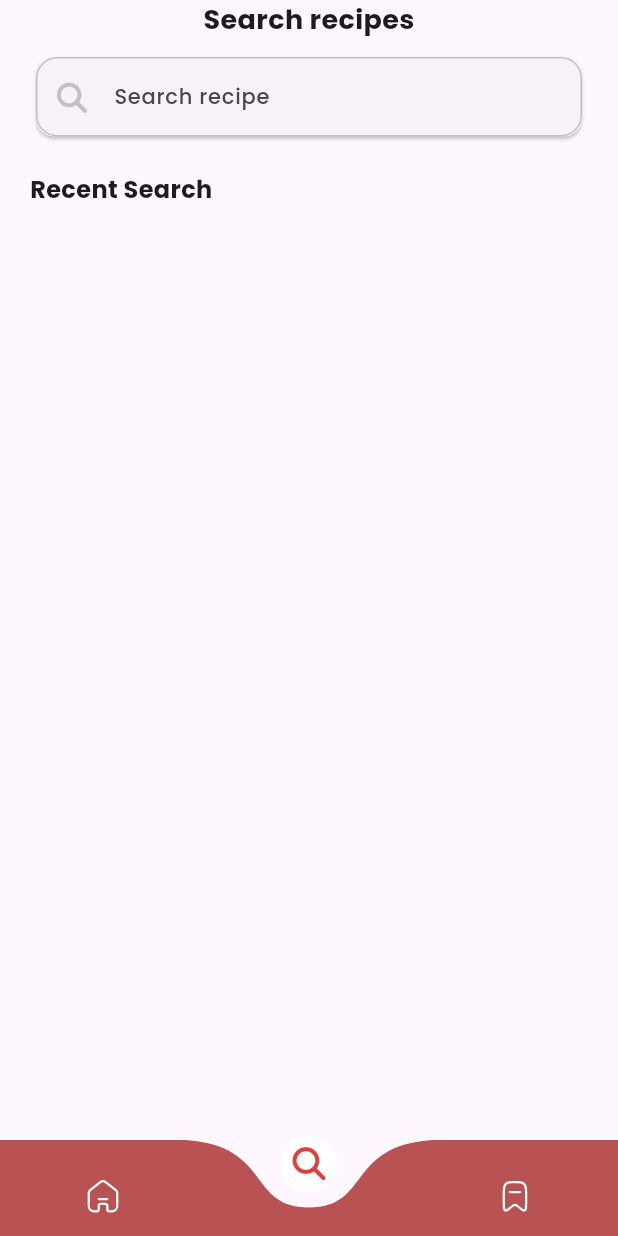
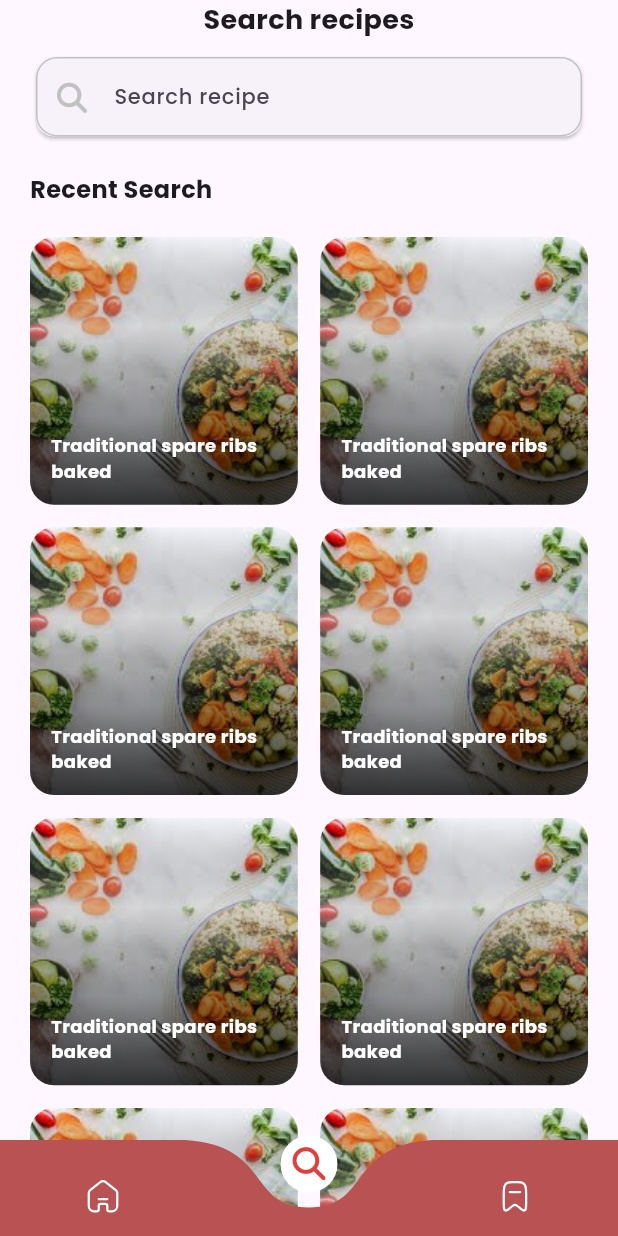
Before and after one commit to HazemAhmed677/reciply-app, a Flutter app: the screen it shows after launch, on a phone screen of 412 x 824 dp. Run offline on Flutter 3.47's test engine with Material 3 defaults, Android fonts, the phone set to English and light mode, and no system bars; drawn by our look-alikes of curved_navigation_bar; our stand-ins replace device_preview, flutter_svg, font_awesome_flutter, go_router.

Commit message:
create grid iew & finish search view ui

```diff
--- a/lib/features/home/presentation/views/widgets/featured_popular_category.dart
+++ b/lib/features/home/presentation/views/widgets/featured_popular_category.dart
@@ -29,6 +29,9 @@ class FeaturedPopularCategory extends StatelessWidget {
           ),
           const PopularCategoryListView(),
           const PupolarDishesListView(),
+          const SizedBox(
+            height: 4,
+          ),
         ],
       ),
     );
--- a/lib/features/saved/presentation/views/widgets/saved_view_body.dart
+++ b/lib/features/saved/presentation/views/widgets/saved_view_body.dart
@@ -40,7 +40,7 @@ class SavedViewBody extends StatelessWidget {
         ),
         const SliverToBoxAdapter(
           child: SizedBox(
-            height: 66,
+            height: 56,
           ),
         ),
       ],
--- a/lib/features/search/presnetation/views/widgets/search_view_body.dart
+++ b/lib/features/search/presnetation/views/widgets/search_view_body.dart
@@ -1,5 +1,6 @@
 import 'package:flutter/material.dart';
 import 'package:reciply/core/utils/app_styles.dart';
+import 'package:reciply/features/search/presnetation/views/widgets/grid_view_of_search.dart';
 import 'package:reciply/features/search/presnetation/views/widgets/top_section.dart';
 
 class SearchViewBody extends StatelessWidget {
@@ -7,26 +8,30 @@ class SearchViewBody extends StatelessWidget {
 
   @override
   Widget build(BuildContext context) {
-    return CustomScrollView(
+    return Padding(
+      padding: const EdgeInsets.symmetric(horizontal: 20.0),
+      child: CustomScrollView(
         slivers: [
           const TopSection(),
           SliverPadding(
-          padding: const EdgeInsets.all(
-            20,
+            padding: const EdgeInsets.symmetric(
+              vertical: 20,
             ),
             sliver: SliverToBoxAdapter(
-            child: Column(
-              crossAxisAlignment: CrossAxisAlignment.start,
-              children: [
-                Text(
+              child: Text(
                 'Recent Search',
                 style: AppStyles.semiBold16(context),
               ),
-              ],
             ),
+          ),
+          const GridViewOfSearch(),
+          const SliverToBoxAdapter(
+            child: SizedBox(
+              height: 72,
             ),
           )
         ],
+      ),
     );
   }
 }
--- /dev/null
+++ b/lib/features/search/presnetation/views/widgets/searhced_item.dart
@@ -0,0 +1,64 @@
+import 'package:flutter/material.dart';
+import 'package:reciply/constants.dart';
+import 'package:reciply/core/utils/app_colors.dart';
+import 'package:reciply/core/utils/app_styles.dart';
+
+class SearhcedItem extends StatelessWidget {
+  const SearhcedItem({super.key});
+
+  @override
+  Widget build(BuildContext context) {
+    return AspectRatio(
+      aspectRatio: 150 / 172,
+      child: Stack(
+        alignment: Alignment.bottomCenter,
+        children: [
+          Container(
+            decoration: BoxDecoration(
+              borderRadius: BorderRadius.circular(16),
+              image: const DecorationImage(
+                fit: BoxFit.cover,
+                image: AssetImage(
+                  testImage,
+                ),
+              ),
+            ),
+          ),
+          Container(
+            padding: const EdgeInsets.all(
+              10,
+            ),
+            decoration: BoxDecoration(
+              borderRadius: BorderRadius.circular(
+                16,
+              ),
+              gradient: LinearGradient(
+                begin: Alignment.topCenter,
+                end: Alignment.bottomCenter,
+                colors: [
+                  Colors.transparent,
+                  Colors.grey.shade400.withOpacity(0.5),
+                  Colors.black.withOpacity(0.4),
+                  Colors.black.withOpacity(0.8),
+                ],
+              ),
+            ),
+          ),
+          Padding(
+            padding: const EdgeInsets.only(
+              left: 14,
+              right: 14,
+              bottom: 14,
+            ),
+            child: Text(
+              'Traditional spare ribs baked',
+              style: AppStyles.semiBold12(context).copyWith(
+                color: AppColors.white,
+              ),
+            ),
+          ),
+        ],
+      ),
+    );
+  }
+}
```
Also changed, not shown: lib/features/home/presentation/views/widgets/home_view_body.dart (+4 -4 lines), lib/features/search/presnetation/views/widgets/grid_view_of_search.dart (added, +18 -0 lines), lib/features/search/presnetation/views/widgets/top_section.dart (+1 -6 lines). Lines whose indentation alone changed are shown as unchanged.
